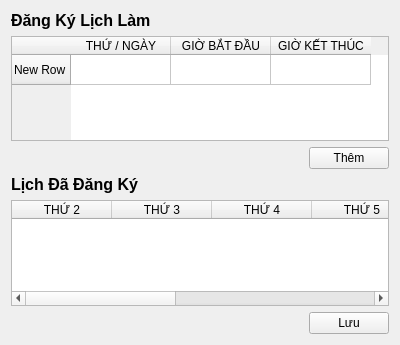
vttaan/OOP---Management-Application-Project, file src/view/Schedule_View.ui: the form before one commit.
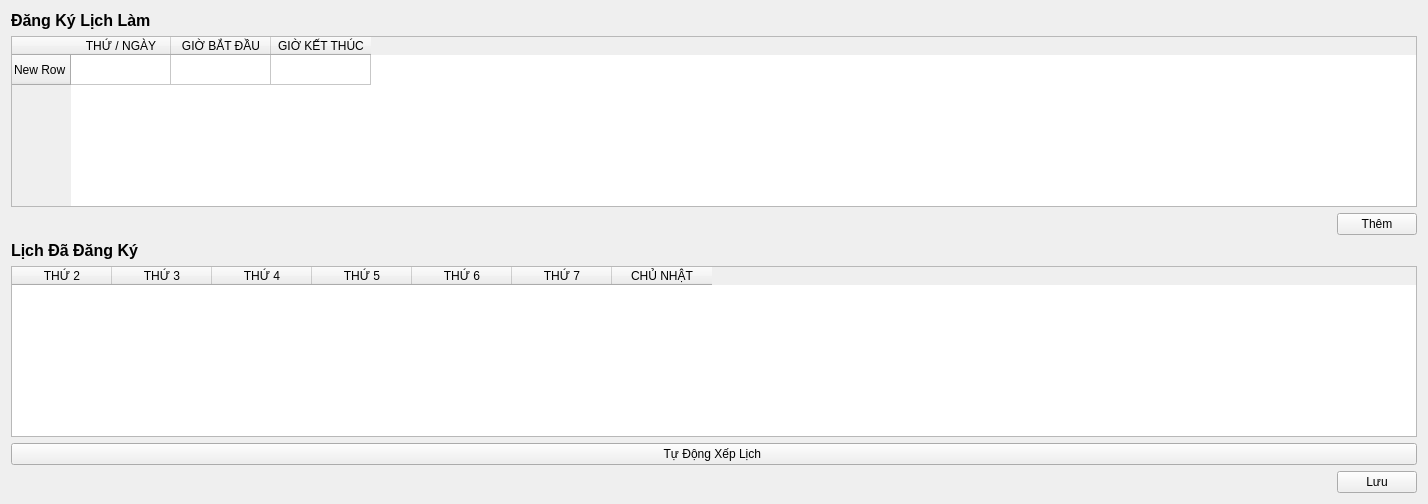
The form after the commit.

```diff
--- a/src/view/Schedule_View.ui
+++ b/src/view/Schedule_View.ui
@@ -6,8 +6,8 @@
    <rect>
     <x>0</x>
     <y>0</y>
-    <width>400</width>
-    <height>345</height>
+    <width>1428</width>
+    <height>504</height>
    </rect>
   </property>
   <property name="windowTitle">
@@ -119,6 +119,13 @@
      </column>
     </widget>
    </item>
+   <item>
+    <widget class="QPushButton" name="btnGenSchedule">
+     <property name="text">
+      <string>Tự Động Xếp Lịch </string>
+     </property>
+    </widget>
+   </item>
    <item>
     <layout class="QHBoxLayout" name="horizontalLayout_2">
      <item>
```
Left out of the diff: 5 changed lines with no effect on the pictures. Lines whose indentation alone changed are shown as unchanged.
